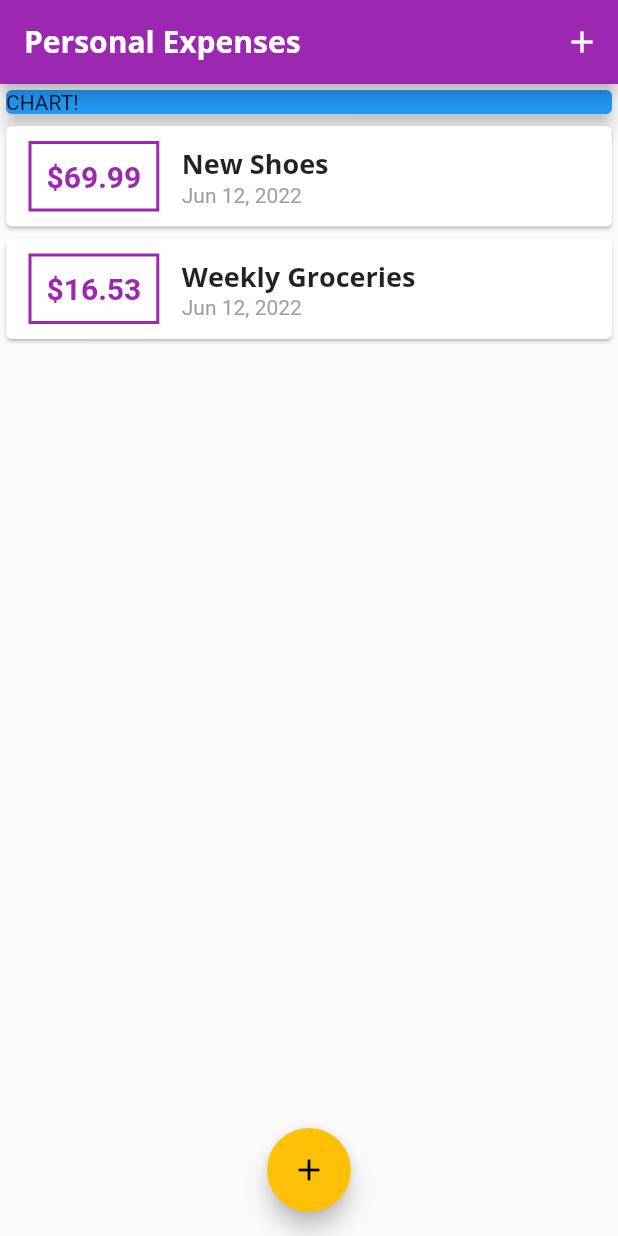
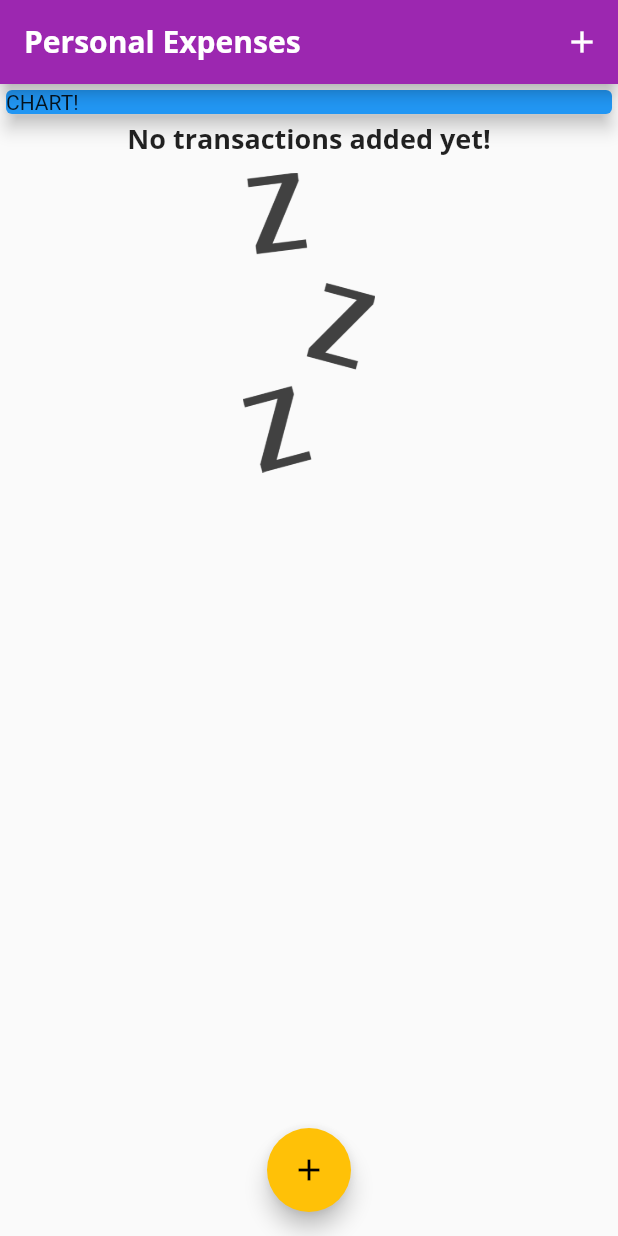
Before and after one commit to quangkhatran/expenses_planner, a Flutter app: the screen it shows after launch, on a phone screen of 412 x 824 dp. Run offline on Flutter 3.47's test engine with Material 2 defaults, Android fonts, the phone set to English and light mode, and no system bars.

Commit message:
add Images

```diff
--- a/lib/main.dart
+++ b/lib/main.dart
@@ -29,18 +29,18 @@ class MyHomePage extends StatefulWidget {
 
 class _MyHomePageState extends State<MyHomePage> {
   final List<Transaction> _userTransactions = [
-    Transaction(
-      id: 't1',
-      title: 'New Shoes',
-      amount: 69.99,
-      date: DateTime.now(),
-    ),
-    Transaction(
-      id: 't2',
-      title: 'Weekly Groceries',
-      amount: 16.53,
-      date: DateTime.now(),
-    ),
+    // Transaction(
+    //   id: 't1',
+    //   title: 'New Shoes',
+    //   amount: 69.99,
+    //   date: DateTime.now(),
+    // ),
+    // Transaction(
+    //   id: 't2',
+    //   title: 'Weekly Groceries',
+    //   amount: 16.53,
+    //   date: DateTime.now(),
+    // ),
   ];
 
   void _addNewTransaction(String txTitle, double txAmount) {
--- a/lib/widgets/transaction_list.dart
+++ b/lib/widgets/transaction_list.dart
@@ -11,7 +11,11 @@ class TransactionList extends StatelessWidget {
   Widget build(BuildContext context) {
     return Container(
       height: 300,
-      child: ListView.builder(
+      child: transactions.isEmpty? Column(children: <Widget>[
+        Text('No transactions added yet!', style: Theme.of(context).textTheme.headline6,),
+        SizedBox(height: 10,),
+        Container(height: 200, child: Image.asset('assets/images/waiting.png', fit: BoxFit.cover,)),
+      ],) : ListView.builder(
         itemBuilder: (ctx, index){
           return Card(
             child: Row(
--- a/pubspec.yaml
+++ b/pubspec.yaml
@@ -46,8 +46,8 @@ flutter:
   uses-material-design: true
 
   # To add assets to your application, add an assets section, like this:
-  # assets:
-  #   - images/a_dot_burr.jpeg
+  assets:
+    - assets/images/waiting.png
   #   - images/a_dot_ham.jpeg
 
   # An image asset can refer to one or more resolution-specific "variants", see
```
Also changed, not shown: assets/fonts/OpenSans-Bold.ttf (renamed from assets/OpenSans-Bold.ttf), assets/fonts/OpenSans-Regular.ttf (renamed from assets/OpenSans-Regular.ttf), assets/fonts/Quicksand-Bold.ttf (renamed from assets/Quicksand-Bold.ttf), assets/fonts/Quicksand-Light.ttf (renamed from assets/Quicksand-Light.ttf), assets/fonts/Quicksand-Medium.ttf (renamed from assets/Quicksand-Medium.ttf), assets/fonts/Quicksand-Regular.ttf (renamed from assets/Quicksand-Regular.ttf), assets/images/waiting.png (added).
